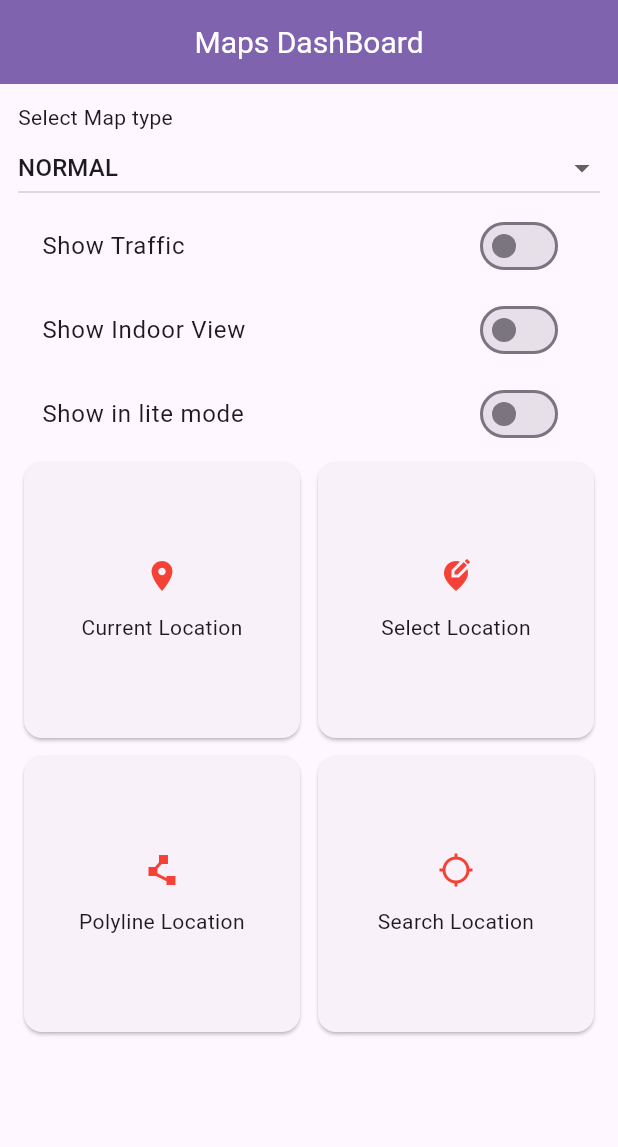
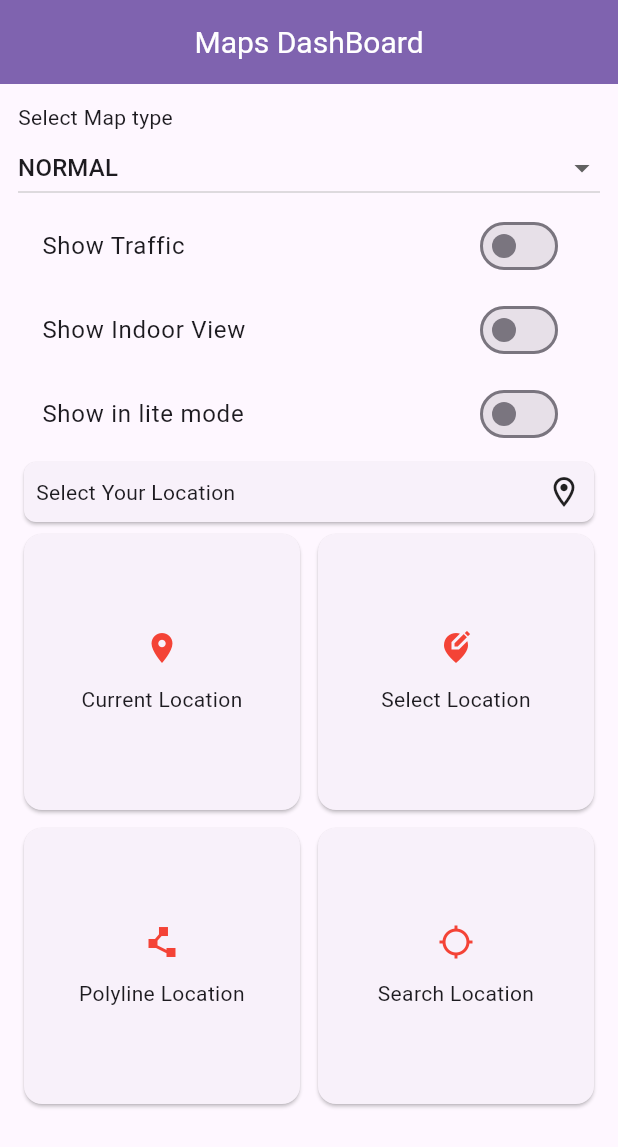
Before and after one commit to AliHassanCheema/Maps-Integration, a Flutter app: the screen it shows after launch, on a phone screen of 412 x 824 dp. Shown: the top 1147 px of the screen. Run offline on Flutter 3.47's test engine with Material 2 defaults, Android fonts, the phone set to English and light mode, and no system bars; our stand-ins replace geocoding, geolocator, google_maps_flutter, stacked.

Commit message:
working on location picker

```diff
--- a/lib/dashboard/dashboard_vu.dart
+++ b/lib/dashboard/dashboard_vu.dart
@@ -3,6 +3,7 @@ import 'dart:io';
 import 'package:flutter/material.dart';
 import 'package:google_maps_flutter/google_maps_flutter.dart';
 import 'package:maps_integration/dashboard/dashboard_vm.dart';
+import 'package:maps_integration/dashboard/location_picker/location_picker.dart';
 import 'package:stacked/stacked.dart';
 
 class DashboardVU extends StackedView<DashboardVM> {
@@ -69,6 +70,12 @@ class DashboardVU extends StackedView<DashboardVM> {
               viewModel.liteModeEnabled = v;
               viewModel.notifyListeners();
             }, viewModel.liteModeEnabled, 'Show in lite mode'),
+          CHILocationPicker(
+            pickerTitle: 'Select Your Location',
+            onGetLatLng: (latlng) {
+              debugPrint('===============Latlong Got bro');
+            },
+          ),
           Expanded(
             child: GridView.builder(
                 itemCount: viewModel.dashboardGrid.length,
--- /dev/null
+++ b/lib/dashboard/location_picker/location_picker.dart
@@ -0,0 +1,50 @@
+import 'package:flutter/material.dart';
+import 'package:google_maps_flutter/google_maps_flutter.dart';
+import 'package:maps_integration/dashboard/location_picker/google_map.dart';
+import 'package:maps_integration/utils.dart';
+
+class CHILocationPicker extends StatelessWidget {
+  CHILocationPicker({
+    super.key,
+    required this.pickerTitle,
+    required this.onGetLatLng,
+    this.selectedLatLng,
+  });
+  String pickerTitle;
+  LatLng? selectedLatLng;
+  final Function(LatLng latlng) onGetLatLng;
+
+  @override
+  Widget build(BuildContext context) {
+    return StatefulBuilder(builder: (context, setState) {
+      return GestureDetector(
+        onTap: () {
+          Utils.pushRoute(
+              context,
+              CHIGoogleMap(
+                selectedLatLng: selectedLatLng,
+              )).then((value) async {
+            if (value != null) {
+              selectedLatLng = value;
+              onGetLatLng(selectedLatLng!);
+              pickerTitle = await Utils.getAddressFromCoordinates(value);
+              setState(() {});
+            }
+          });
+        },
+        child: Card(
+          shape: RoundedRectangleBorder(borderRadius: BorderRadius.circular(8)),
+          child: Padding(
+            padding: const EdgeInsets.all(8.0),
+            child: Row(
+              children: [
+                Expanded(child: Text(pickerTitle, maxLines: 2)),
+                const Icon(Icons.location_on_outlined)
+              ],
+            ),
+          ),
+        ),
+      );
+    });
+  }
+}
--- a/lib/utils.dart
+++ b/lib/utils.dart
@@ -54,8 +54,8 @@ class Utils {
     return address;
   }
 
-  static pushRoute(BuildContext context, Widget route) {
-    Navigator.push(context, MaterialPageRoute(builder: (_) {
+  static Future pushRoute(BuildContext context, Widget route) {
+    return Navigator.push(context, MaterialPageRoute(builder: (_) {
       return route;
     }));
   }
--- a/pubspec.yaml
+++ b/pubspec.yaml
@@ -39,7 +39,6 @@ dependencies:
   geolocator: ^10.1.0
   geocoding: ^2.1.1
   http: ^1.1.0
-  flutter_polyline_points: ^2.0.0
 
 dev_dependencies:
   flutter_test:
```
Also changed, not shown: lib/dashboard/location_picker/google_map.dart (added, +142 -0 lines), pubspec.lock, 1 other file.
